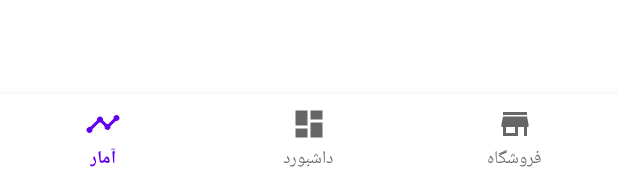
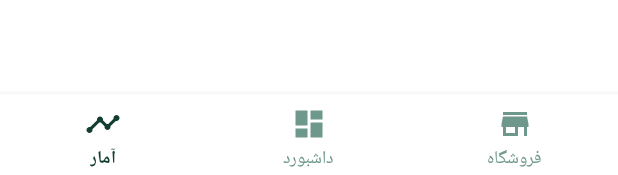
Before and after one commit to SINAsoheili/Best_Sellers, an Android app: the layout activity_seller_main_page.xml on its own in the app's theme, with its tools: preview values and no code run, on a phone screen of 412 x 824 dp. Shown: the part 1058-1233 px from the top of the screen. Run offline under Robolectric (Android 15) with nearby library versions, the phone set to English and light mode, and no system bars.

Commit message:
add color to bottom navigation view in seller main page

```diff
--- /dev/null
+++ b/app/app/src/main/res/color/bottom_navigation_view_color.xml
@@ -0,0 +1,5 @@
+<?xml version="1.0" encoding="utf-8"?>
+<selector xmlns:android="http://schemas.android.com/apk/res/android">
+    <item android:state_checked="true" android:color="@color/dark_green"/>
+    <item android:state_checked="false" android:color="@color/light_green"/>
+</selector>
--- a/app/app/src/main/res/layout/activity_seller_main_page.xml
+++ b/app/app/src/main/res/layout/activity_seller_main_page.xml
@@ -25,6 +25,8 @@
         app:layout_constraintRight_toRightOf="parent"
         app:layout_constraintBottom_toBottomOf="parent"
         app:menu="@menu/seller_main_page_bottom_navigation_view"
+        app:itemTextColor="@color/bottom_navigation_view_color"
+        app:itemIconTint="@color/bottom_navigation_view_color"
         />
 
 </androidx.constraintlayout.widget.ConstraintLayout>
```
